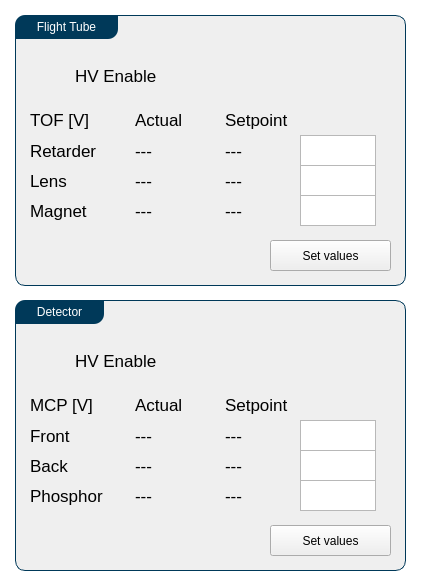
This is Utils/ursapqConsoleResources/spectrometer.ui in pnjun/UrsaPQ-Manager as Qt 5 draws it before an edit. The edited form follows.
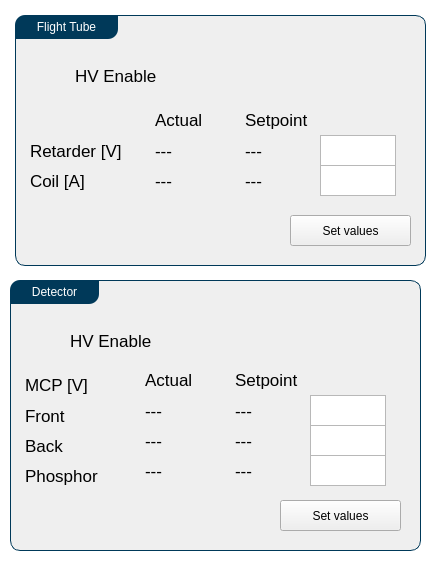
This is the edited form.

Commit message: interface redesign

What changed in the file:
```diff
--- a/Utils/ursapqConsoleResources/spectrometer.ui
+++ b/Utils/ursapqConsoleResources/spectrometer.ui
@@ -6,8 +6,8 @@
    <rect>
     <x>0</x>
     <y>0</y>
-    <width>423</width>
-    <height>585</height>
+    <width>432</width>
+    <height>564</height>
    </rect>
   </property>
   <property name="windowTitle">
@@ -44,8 +44,8 @@
      <rect>
       <x>15</x>
       <y>15</y>
-      <width>391</width>
-      <height>271</height>
+      <width>411</width>
+      <height>251</height>
      </rect>
     </property>
     <property name="title">
@@ -81,7 +81,7 @@
        <x>15</x>
        <y>120</y>
        <width>361</width>
-       <height>151</height>
+       <height>121</height>
       </rect>
      </property>
      <widget class="QLabel" name="label_11">
@@ -89,12 +89,12 @@
        <rect>
         <x>0</x>
         <y>0</y>
-        <width>91</width>
+        <width>101</width>
         <height>31</height>
        </rect>
       </property>
       <property name="text">
-       <string>Retarder</string>
+       <string>Retarder [V]</string>
       </property>
      </widget>
      <widget class="QLabel" name="label_12">
@@ -102,153 +102,19 @@
        <rect>
         <x>0</x>
         <y>30</y>
-        <width>106</width>
+        <width>101</width>
         <height>31</height>
        </rect>
       </property>
       <property name="text">
-       <string>Lens</string>
-      </property>
-     </widget>
-     <widget class="QLabel" name="tofRetarder_act">
-      <property name="geometry">
-       <rect>
-        <x>105</x>
-        <y>0</y>
-        <width>91</width>
-        <height>31</height>
-       </rect>
-      </property>
-      <property name="text">
-       <string>---</string>
-      </property>
-     </widget>
-     <widget class="QLabel" name="tofLens_act">
-      <property name="geometry">
-       <rect>
-        <x>105</x>
-        <y>30</y>
-        <width>91</width>
-        <height>31</height>
-       </rect>
-      </property>
-      <property name="text">
-       <string>---</string>
-      </property>
-     </widget>
-     <widget class="QPushButton" name="tofSetButton">
-      <property name="geometry">
-       <rect>
-        <x>240</x>
-        <y>105</y>
-        <width>121</width>
-        <height>31</height>
-       </rect>
-      </property>
-      <property name="text">
-       <string>Set values</string>
-      </property>
-     </widget>
-     <widget class="QLabel" name="tofRetarder_set">
-      <property name="geometry">
-       <rect>
-        <x>195</x>
-        <y>0</y>
-        <width>76</width>
-        <height>31</height>
-       </rect>
-      </property>
-      <property name="text">
-       <string>---</string>
-      </property>
-     </widget>
-     <widget class="QLabel" name="tofLens_set">
-      <property name="geometry">
-       <rect>
-        <x>195</x>
-        <y>30</y>
-        <width>76</width>
-        <height>31</height>
-       </rect>
-      </property>
-      <property name="text">
-       <string>---</string>
-      </property>
-     </widget>
-     <widget class="QPlainTextEdit" name="tofRetarder_in">
-      <property name="geometry">
-       <rect>
-        <x>270</x>
-        <y>0</y>
-        <width>76</width>
-        <height>31</height>
-       </rect>
-      </property>
-     </widget>
-     <widget class="QPlainTextEdit" name="tofLens_in">
-      <property name="geometry">
-       <rect>
-        <x>270</x>
-        <y>30</y>
-        <width>76</width>
-        <height>31</height>
-       </rect>
-      </property>
-     </widget>
-     <widget class="QLabel" name="label_16">
-      <property name="geometry">
-       <rect>
-        <x>0</x>
-        <y>60</y>
-        <width>106</width>
-        <height>31</height>
-       </rect>
-      </property>
-      <property name="text">
-       <string>Magnet</string>
-      </property>
-     </widget>
-     <widget class="QLabel" name="tofMagnet_act">
-      <property name="geometry">
-       <rect>
-        <x>105</x>
-        <y>60</y>
-        <width>91</width>
-        <height>31</height>
-       </rect>
-      </property>
-      <property name="text">
-       <string>---</string>
-      </property>
-     </widget>
-     <widget class="QLabel" name="tofMagnet_set">
-      <property name="geometry">
-       <rect>
-        <x>195</x>
-        <y>60</y>
-        <width>76</width>
-        <height>31</height>
-       </rect>
-      </property>
-      <property name="text">
-       <string>---</string>
-      </property>
-     </widget>
-     <widget class="QPlainTextEdit" name="tofMagnet_in">
-      <property name="geometry">
-       <rect>
-        <x>270</x>
-        <y>60</y>
-        <width>76</width>
-        <height>31</height>
-       </rect>
+       <string>Coil [A]</string>
       </property>
      </widget>
     </widget>
     <widget class="QLabel" name="label_13">
      <property name="geometry">
       <rect>
-       <x>120</x>
+       <x>140</x>
        <y>90</y>
        <width>76</width>
        <height>30</height>
@@ -261,7 +127,7 @@
     <widget class="QLabel" name="label_14">
      <property name="geometry">
       <rect>
-       <x>210</x>
+       <x>230</x>
        <y>90</y>
        <width>76</width>
        <height>30</height>
@@ -274,23 +140,113 @@
     <widget class="QLabel" name="label_15">
      <property name="geometry">
       <rect>
-       <x>15</x>
-       <y>90</y>
+       <x>140</x>
+       <y>150</y>
+       <width>91</width>
+       <height>31</height>
+      </rect>
+     </property>
+     <property name="text">
+      <string>---</string>
+     </property>
+    </widget>
+    <widget class="QPlainTextEdit" name="tofRetarder_in">
+     <property name="geometry">
+      <rect>
+       <x>305</x>
+       <y>120</y>
        <width>76</width>
-       <height>30</height>
+       <height>31</height>
       </rect>
      </property>
+     <property name="inputMethodHints">
+      <set>Qt::ImhNone</set>
+     </property>
+    </widget>
+    <widget class="QLabel" name="tofRetarder_act">
+     <property name="geometry">
+      <rect>
+       <x>140</x>
+       <y>120</y>
+       <width>91</width>
+       <height>31</height>
+      </rect>
+     </property>
      <property name="text">
-      <string>TOF [V]</string>
+      <string>---</string>
      </property>
     </widget>
+    <widget class="QPlainTextEdit" name="coilCurr_in">
+     <property name="geometry">
+      <rect>
+       <x>305</x>
+       <y>150</y>
+       <width>76</width>
+       <height>31</height>
+      </rect>
+     </property>
+     <property name="inputMethodHints">
+      <set>Qt::ImhNone</set>
+     </property>
+    </widget>
+    <widget class="QLabel" name="coilCurr_set">
+     <property name="geometry">
+      <rect>
+       <x>230</x>
+       <y>150</y>
+       <width>76</width>
+       <height>31</height>
+      </rect>
+     </property>
+     <property name="text">
+      <string>---</string>
+     </property>
+    </widget>
+    <widget class="QLabel" name="tofRetarder_set">
+     <property name="geometry">
+      <rect>
+       <x>230</x>
+       <y>120</y>
+       <width>76</width>
+       <height>31</height>
+      </rect>
+     </property>
+     <property name="text">
+      <string>---</string>
+     </property>
+    </widget>
+    <widget class="QPushButton" name="tofSetButton">
+     <property name="geometry">
+      <rect>
+       <x>275</x>
+       <y>200</y>
+       <width>121</width>
+       <height>31</height>
+      </rect>
+     </property>
+     <property name="text">
+      <string>Set values</string>
+     </property>
+    </widget>
+    <zorder>verticalLayoutWidget_6</zorder>
+    <zorder>label_7</zorder>
+    <zorder>widget_2</zorder>
+    <zorder>coilCurr_act</zorder>
+    <zorder>tofRetarder_in</zorder>
+    <zorder>tofRetarder_act</zorder>
+    <zorder>label_14</zorder>
+    <zorder>coilCurr_in</zorder>
+    <zorder>coilCurr_set</zorder>
+    <zorder>tofRetarder_set</zorder>
+    <zorder>label_13</zorder>
+    <zorder>tofSetButton</zorder>
    </widget>
    <widget class="QGroupBox" name="groupBox">
     <property name="geometry">
      <rect>
-      <x>15</x>
-      <y>300</y>
-      <width>391</width>
+      <x>10</x>
+      <y>280</y>
+      <width>411</width>
       <height>271</height>
      </rect>
     </property>
@@ -369,133 +325,12 @@
        <string>Phosphor</string>
       </property>
      </widget>
-     <widget class="QLabel" name="mcpFront_act">
-      <property name="geometry">
-       <rect>
-        <x>105</x>
-        <y>0</y>
-        <width>91</width>
-        <height>31</height>
-       </rect>
-      </property>
-      <property name="text">
-       <string>---</string>
-      </property>
-     </widget>
-     <widget class="QLabel" name="mcpBack_act">
-      <property name="geometry">
-       <rect>
-        <x>105</x>
-        <y>30</y>
-        <width>91</width>
-        <height>31</height>
-       </rect>
-      </property>
-      <property name="text">
-       <string>---</string>
-      </property>
-     </widget>
-     <widget class="QLabel" name="mcpPhos_act">
-      <property name="geometry">
-       <rect>
-        <x>105</x>
-        <y>60</y>
-        <width>91</width>
-        <height>31</height>
-       </rect>
-      </property>
-      <property name="text">
-       <string>---</string>
-      </property>
-     </widget>
-     <widget class="QPlainTextEdit" name="mcpFront_in">
-      <property name="geometry">
-       <rect>
-        <x>270</x>
-        <y>0</y>
-        <width>76</width>
-        <height>31</height>
-       </rect>
-      </property>
-     </widget>
-     <widget class="QPushButton" name="mcpSetButton">
-      <property name="geometry">
-       <rect>
-        <x>240</x>
-        <y>105</y>
-        <width>121</width>
-        <height>31</height>
-       </rect>
-      </property>
-      <property name="text">
-       <string>Set values</string>
-      </property>
-     </widget>
-     <widget class="QLabel" name="mcpFront_set">
-      <property name="geometry">
-       <rect>
-        <x>195</x>
-        <y>0</y>
-        <width>76</width>
-        <height>31</height>
-       </rect>
-      </property>
-      <property name="text">
-       <string>---</string>
-      </property>
-     </widget>
-     <widget class="QLabel" name="mcpBack_set">
-      <property name="geometry">
-       <rect>
-        <x>195</x>
-        <y>30</y>
-        <width>76</width>
-        <height>31</height>
-       </rect>
-      </property>
-      <property name="text">
-       <string>---</string>
-      </property>
-     </widget>
-     <widget class="QLabel" name="mcpPhos_set">
-      <property name="geometry">
-       <rect>
-        <x>195</x>
-        <y>60</y>
-        <width>76</width>
-        <height>31</height>
-       </rect>
-      </property>
-      <property name="text">
-       <string>---</string>
-      </property>
-     </widget>
-     <widget class="QPlainTextEdit" name="mcpBack_in">
-      <property name="geometry">
-       <rect>
-        <x>270</x>
-        <y>30</y>
-        <width>76</width>
-        <height>31</height>
-       </rect>
-      </property>
-     </widget>
-     <widget class="QPlainTextEdit" name="mcpPhos_in">
-      <property name="geometry">
-       <rect>
-        <x>270</x>
-        <y>60</y>
-        <width>76</width>
-        <height>31</height>
-       </rect>
-      </property>
-     </widget>
     </widget>
     <widget class="QLabel" name="label_2">
      <property name="geometry">
       <rect>
-       <x>120</x>
-       <y>90</y>
+       <x>135</x>
+       <y>85</y>
        <width>76</width>
        <height>30</height>
       </rect>
@@ -507,8 +342,8 @@
     <widget class="QLabel" name="label_4">
      <property name="geometry">
       <rect>
-       <x>210</x>
-       <y>90</y>
+       <x>225</x>
+       <y>85</y>
        <width>76</width>
        <height>30</height>
       </rect>
@@ -530,6 +365,152 @@
       <string>MCP [V]</string>
      </property>
     </widget>
+    <widget class="QPushButton" name="mcpSetButton">
+     <property name="geometry">
+      <rect>
+       <x>270</x>
+       <y>220</y>
+       <width>121</width>
+       <height>31</height>
+      </rect>
+     </property>
+     <property name="text">
+      <string>Set values</string>
+     </property>
+    </widget>
+    <widget class="QLabel" name="mcpPhos_act">
+     <property name="geometry">
+      <rect>
+       <x>135</x>
+       <y>175</y>
+       <width>91</width>
+       <height>31</height>
+      </rect>
+     </property>
+     <property name="text">
+      <string>---</string>
+     </property>
+    </widget>
+    <widget class="QLabel" name="mcpFront_set">
+     <property name="geometry">
+      <rect>
+       <x>225</x>
+       <y>115</y>
+       <width>76</width>
+       <height>31</height>
+      </rect>
+     </property>
+     <property name="text">
+      <string>---</string>
+     </property>
+    </widget>
+    <widget class="QPlainTextEdit" name="mcpFront_in">
+     <property name="geometry">
+      <rect>
+       <x>300</x>
+       <y>115</y>
+       <width>76</width>
+       <height>31</height>
+      </rect>
+     </property>
+     <property name="inputMethodHints">
+      <set>Qt::ImhNone</set>
+     </property>
+    </widget>
+    <widget class="QLabel" name="mcpPhos_set">
+     <property name="geometry">
+      <rect>
+       <x>225</x>
+       <y>175</y>
+       <width>76</width>
+       <height>31</height>
+      </rect>
+     </property>
+     <property name="text">
+      <string>---</string>
+     </property>
+    </widget>
+    <widget class="QLabel" name="mcpFront_act">
+     <property name="geometry">
+      <rect>
+       <x>135</x>
+       <y>115</y>
+       <width>91</width>
+       <height>31</height>
+      </rect>
+     </property>
+     <property name="text">
+      <string>---</string>
+     </property>
+    </widget>
+    <widget class="QLabel" name="mcpBack_act">
+     <property name="geometry">
+      <rect>
+       <x>135</x>
+       <y>145</y>
+       <width>91</width>
+       <height>31</height>
+      </rect>
+     </property>
+     <property name="text">
+      <string>---</string>
+     </property>
+    </widget>
+    <widget class="QPlainTextEdit" name="mcpPhos_in">
+     <property name="geometry">
+      <rect>
+       <x>300</x>
+       <y>175</y>
+       <width>76</width>
+       <height>31</height>
+      </rect>
+     </property>
+     <property name="inputMethodHints">
+      <set>Qt::ImhNone</set>
+     </property>
+    </widget>
+    <widget class="QLabel" name="mcpBack_set">
+     <property name="geometry">
+      <rect>
+       <x>225</x>
+       <y>145</y>
+       <width>76</width>
+       <height>31</height>
+      </rect>
+     </property>
+     <property name="text">
+      <string>---</string>
+     </property>
+    </widget>
+    <widget class="QPlainTextEdit" name="mcpBack_in">
+     <property name="geometry">
+      <rect>
+       <x>300</x>
+       <y>145</y>
+       <width>76</width>
+       <height>31</height>
+      </rect>
+     </property>
+     <property name="inputMethodHints">
+      <set>Qt::ImhNone</set>
+     </property>
+    </widget>
+    <zorder>verticalLayoutWidget_2</zorder>
+    <zorder>label_3</zorder>
+    <zorder>widget</zorder>
+    <zorder>label_5</zorder>
+    <zorder>mcpPhos_act</zorder>
+    <zorder>mcpFront_set</zorder>
+    <zorder>mcpFront_in</zorder>
+    <zorder>mcpSetButton</zorder>
+    <zorder>label_4</zorder>
+    <zorder>mcpPhos_set</zorder>
+    <zorder>label_2</zorder>
+    <zorder>mcpFront_act</zorder>
+    <zorder>mcpBack_act</zorder>
+    <zorder>mcpPhos_in</zorder>
+    <zorder>mcpBack_set</zorder>
+    <zorder>mcpBack_in</zorder>
    </widget>
   </widget>
  </widget>
```
Left out of the diff: 2 changed lines with no effect on the pictures. The commit also changes 5 other files.
